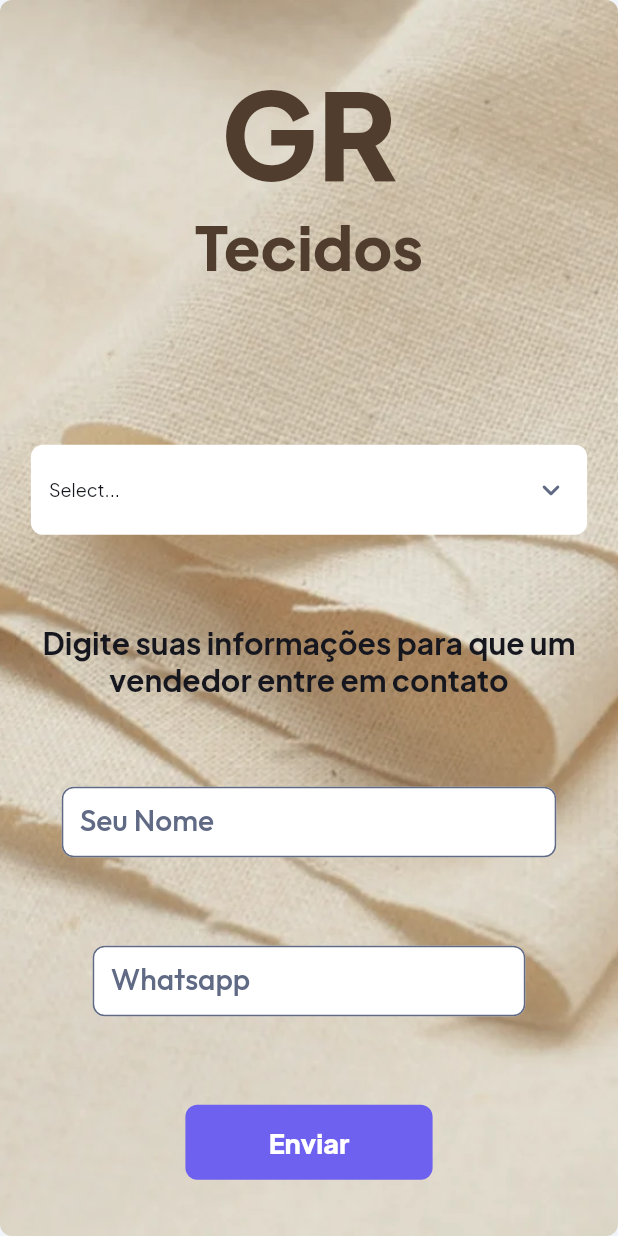
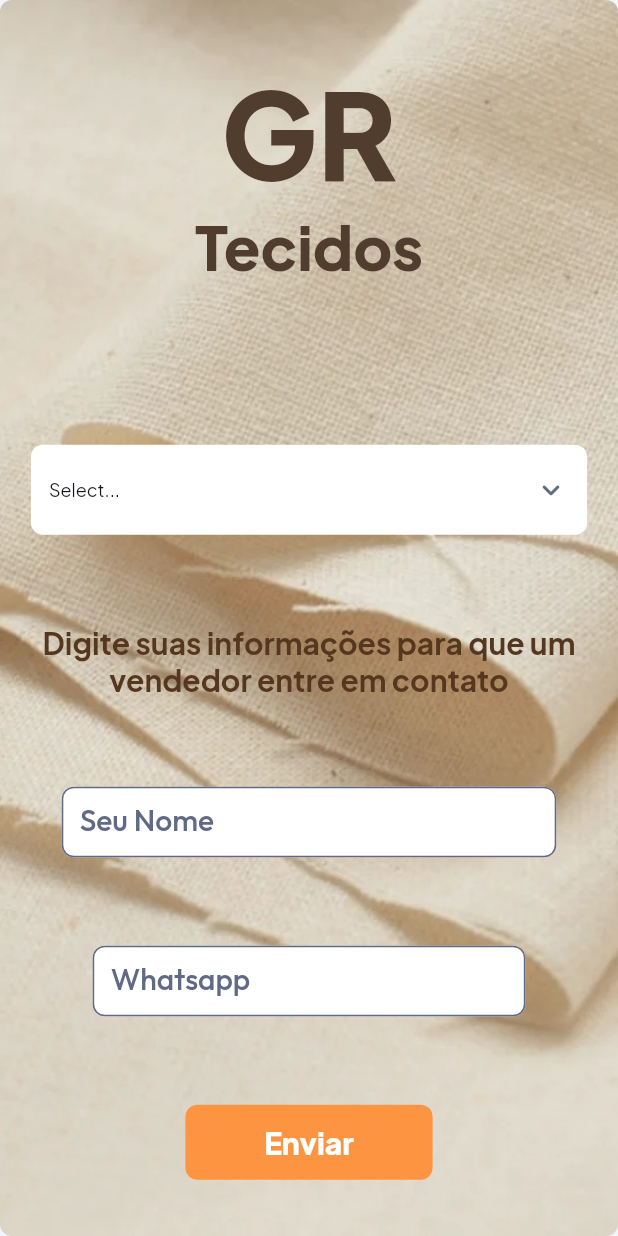
Before and after one commit to jhuanzitolll/GR-tecidos, a Flutter app: the CaptacaoWidget screen opened by its route, on a phone screen of 412 x 824 dp. Run offline on Flutter 3.47's test engine with Material 3 defaults, Android fonts, the phone set to English and light mode, and no system bars; drawn by our look-alikes of auto_size_text, dropdown_button2; our stand-ins replace equatable, font_awesome_flutter, from_css_color, go_router, google_fonts, page_transition and 3 more; missing offline and left inert: json_path, mime_type; accounts and stored records are empty.

Commit message:
Updating to latest FlutterFlow output.

```diff
--- a/lib/captacao/captacao_widget.dart
+++ b/lib/captacao/captacao/captacao_widget.dart
@@ -223,6 +223,7 @@ class _CaptacaoWidgetState extends State<CaptacaoWidget> {
                           fontStyle:
                               FlutterFlowTheme.of(context).bodyMedium.fontStyle,
                         ),
+                        color: Color(0xFF55361E),
                         fontSize: 20.0,
                         letterSpacing: 0.0,
                         fontWeight: FontWeight.bold,
@@ -630,7 +631,7 @@ class _CaptacaoWidgetState extends State<CaptacaoWidget> {
                         EdgeInsetsDirectional.fromSTEB(16.0, 0.0, 16.0, 0.0),
                     iconPadding:
                         EdgeInsetsDirectional.fromSTEB(0.0, 0.0, 0.0, 0.0),
-                    color: FlutterFlowTheme.of(context).primary,
+                    color: Color(0xFFFD9441),
                     textStyle:
                         FlutterFlowTheme.of(context).titleMedium.override(
                               font: GoogleFonts.plusJakartaSans(
@@ -639,6 +640,7 @@ class _CaptacaoWidgetState extends State<CaptacaoWidget> {
                                     .titleMedium
                                     .fontStyle,
                               ),
+                              fontSize: 20.0,
                               letterSpacing: 0.0,
                               fontWeight: FontWeight.w800,
                               fontStyle: FlutterFlowTheme.of(context)
--- a/lib/index.dart
+++ b/lib/index.dart
@@ -1,3 +1,3 @@
 // Export pages
-export '/captacao/captacao_widget.dart' show CaptacaoWidget;
+export '/captacao/captacao/captacao_widget.dart' show CaptacaoWidget;
 export '/capa/capa_widget.dart' show CapaWidget;
```
Also changed, not shown: lib/captacao/captacao/captacao_model.dart (renamed from lib/captacao/captacao_model.dart), 1 other file.
